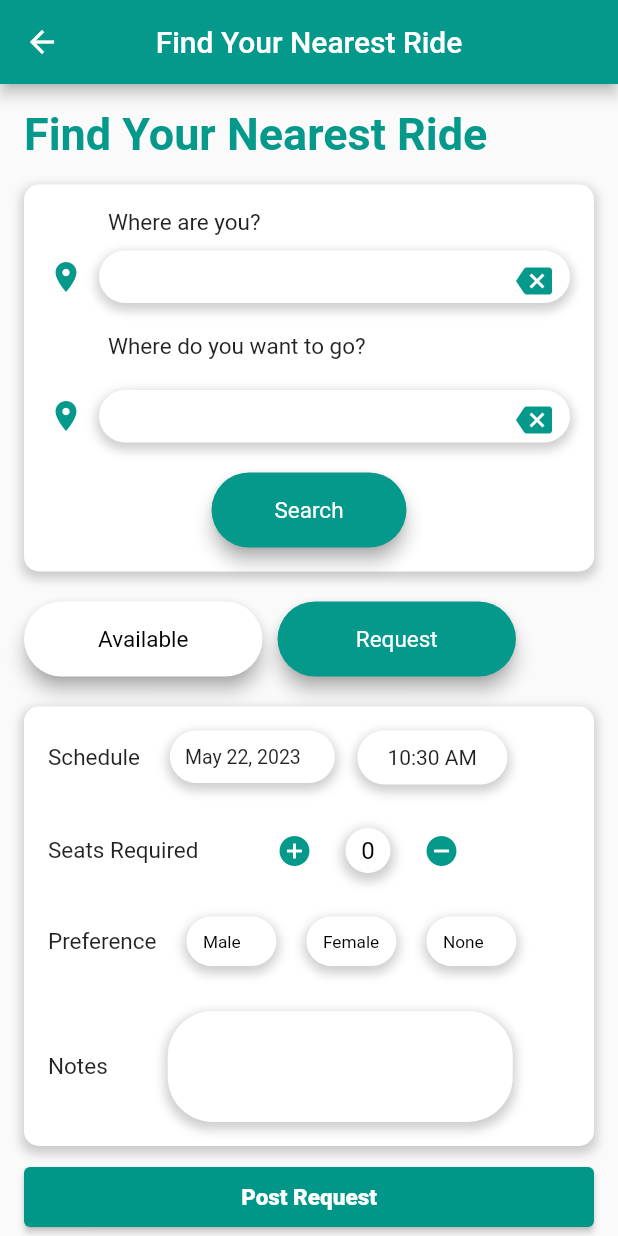
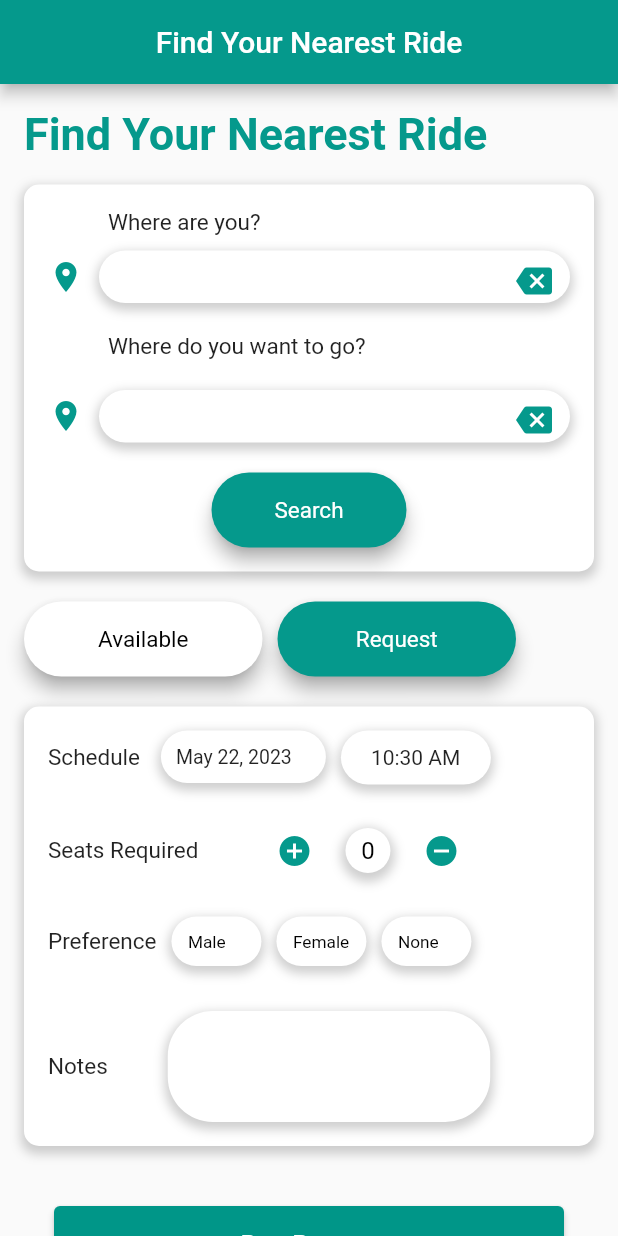
Before and after one commit to Aisha1600/CarpoolFrontend, a Flutter app: the FindYourCarpool screen opened directly, after a tap on "Available", after a tap on "Request", on a phone screen of 412 x 824 dp. Run offline on Flutter 3.47's test engine with Material 2 defaults, Android fonts, the phone set to English and light mode, and no system bars; our stand-ins replace cached_network_image, google_maps_flutter, shared_preferences; accounts and stored records are empty; Roboto replaces fonts that are missing (Palanquin, Roboto-Regular).

Commit message:
made changes to list and request

```diff
--- a/lib/available_list.dart
+++ b/lib/available_list.dart
@@ -48,18 +48,23 @@ class AvailableList extends StatelessWidget {
                 child: Row(
                   crossAxisAlignment: CrossAxisAlignment.start,
                   children: [
+                    SizedBox(
+                      height: 20,
+                    ),
                     Container(
+                      padding: EdgeInsets.all(15),
                       width: 80,
-                      height: 80,
+                      height: 90,
                       decoration: BoxDecoration(
                         borderRadius: BorderRadius.horizontal(
                           left: Radius.circular(8),
                           right: Radius.circular(0),
                         ),
-                        image: DecorationImage(
-                          image: NetworkImage(item['image']),
-                          fit: BoxFit.cover,
                       ),
+                      child: Icon(
+                        Icons.person,
+                        color: Colors.black,
+                        size: 70,
                       ),
                     ),
                     Expanded(
@@ -88,8 +93,23 @@ class AvailableList extends StatelessWidget {
                         ],
                       ),
                     )),
+                    Container(
+                      padding: EdgeInsets.all(5),
+                      child: Column(
+                        children: [
+                          SizedBox(
+                            height: 70,
+                          ),
+                          CircleAvatar(
+                              radius: 15,
+                              child: Stack(
+                                alignment: Alignment.center,
+                                children: [
                                   IconButton(
-                      icon: Icon(Icons.arrow_forward_ios),
+                                    icon: Icon(
+                                      Icons.arrow_forward_ios_outlined,
+                                      size: 15,
+                                    ),
                                     onPressed: () {
                                       Navigator.pushReplacement(
                                         context,
@@ -100,6 +120,11 @@ class AvailableList extends StatelessWidget {
                                     },
                                   ),
                                 ],
+                              ))
+                        ],
+                      ),
+                    )
+                  ],
                 ),
               ),
           ],
--- a/lib/find_your_carpool.dart
+++ b/lib/find_your_carpool.dart
@@ -378,20 +378,6 @@ class _FindYourCarpoolState extends State<FindYourCarpool> {
                   SizedBox(
                     height: 10,
                   ),
-                  ElevatedButton(
-                    onPressed: () {},
-                    child: Text(
-                      'Post Request',
-                      style: TextStyle(
-                          color: Colors.white,
-                          fontSize: 15.0,
-                          fontWeight: FontWeight.w900,
-                          fontFamily: 'Palanquin'),
-                    ),
-                    style: ElevatedButton.styleFrom(
-                      fixedSize: Size.fromHeight(40),
-                    ),
-                  )
                 ],
               ),
             ),
--- a/lib/main.dart
+++ b/lib/main.dart
@@ -1,3 +1,4 @@
+import 'package:carpoolfront/available_list.dart';
 import 'package:carpoolfront/car_details.dart';
 import 'package:carpoolfront/find_your_carpool.dart';
 import 'package:carpoolfront/forgot_password.dart';
@@ -59,7 +60,7 @@ class _MyHomePageState extends State<MyHomePage> {
               Navigator.pushReplacement(
                 context,
                 MaterialPageRoute(
-                    builder: (BuildContext context) => NewSignUp()),
+                    builder: (BuildContext context) => FindYourCarpool()),
               );
             },
           )),
--- a/lib/request_form.dart
+++ b/lib/request_form.dart
@@ -55,7 +55,11 @@ class _RequestFormState extends State<RequestForm> {
     String formattedTime = DateFormat('hh:mm a')
         .format(DateTime(2023, 1, 1, _selectedTime.hour, _selectedTime.minute));
 
-    return Container(
+    return SingleChildScrollView(
+      child: Container(
+        child:
+            Column(crossAxisAlignment: CrossAxisAlignment.stretch, children: [
+          Container(
             padding: EdgeInsets.all(16.0),
             decoration: BoxDecoration(
               borderRadius: BorderRadius.circular(10.0),
@@ -81,13 +85,14 @@ class _RequestFormState extends State<RequestForm> {
                       ),
                     ),
                     SizedBox(
-                width: 20,
+                      width: 14,
                     ),
                     Row(
                       crossAxisAlignment: CrossAxisAlignment.start,
                       children: [
                         Container(
-                    padding: EdgeInsets.symmetric(horizontal: 10, vertical: 10),
+                          padding: EdgeInsets.symmetric(
+                              horizontal: 10, vertical: 10),
                           width: 110,
                           decoration: BoxDecoration(
                             color: Colors.white,
@@ -118,10 +123,11 @@ class _RequestFormState extends State<RequestForm> {
                           ),
                         ),
                         SizedBox(
-                    width: 15,
+                          width: 10,
                         ),
                         Container(
-                    padding: EdgeInsets.symmetric(horizontal: 20, vertical: 10),
+                          padding: EdgeInsets.symmetric(
+                              horizontal: 20, vertical: 10),
                           width: 100,
                           decoration: BoxDecoration(
                             color: Colors.white,
@@ -216,7 +222,7 @@ class _RequestFormState extends State<RequestForm> {
                       ),
                     ),
                     SizedBox(
-                width: 20,
+                      width: 10,
                     ),
                     GestureDetector(
                       onTap: () {
@@ -227,7 +233,7 @@ class _RequestFormState extends State<RequestForm> {
                       child: _genderOption('Male'),
                     ),
                     SizedBox(
-                width: 20,
+                      width: 10,
                     ),
                     GestureDetector(
                       onTap: () {
@@ -238,7 +244,7 @@ class _RequestFormState extends State<RequestForm> {
                       child: _genderOption('Female'),
                     ),
                     SizedBox(
-                width: 20,
+                      width: 10,
                     ),
                     GestureDetector(
                       onTap: () {
@@ -265,8 +271,9 @@ class _RequestFormState extends State<RequestForm> {
                       width: 40,
                     ),
                     Container(
-                padding: EdgeInsets.symmetric(horizontal: 20, vertical: 10),
-                width: 230,
+                      padding:
+                          EdgeInsets.symmetric(horizontal: 20, vertical: 10),
+                      width: 215,
                       decoration: BoxDecoration(
                         color: Colors.white,
                         borderRadius: BorderRadius.circular(30),
@@ -282,14 +289,37 @@ class _RequestFormState extends State<RequestForm> {
                       child: TextField(
                         decoration: InputDecoration(
                           border: InputBorder.none,
-                    contentPadding:
-                        EdgeInsets.symmetric(horizontal: 20, vertical: 17.5),
+                          contentPadding: EdgeInsets.symmetric(
+                              horizontal: 20, vertical: 17.5),
                         ),
                       ),
                     ),
                   ],
                 ),
               ],
+            ),
+          ),
+          SizedBox(
+            height: 20,
+          ),
+          Container(
+              height: 90,
+              padding: const EdgeInsets.fromLTRB(20, 20, 20, 20),
+              child: ElevatedButton(
+                onPressed: () {},
+                child: Text(
+                  'Post Request',
+                  style: TextStyle(
+                      color: Colors.white,
+                      fontSize: 15.0,
+                      fontWeight: FontWeight.w900,
+                      fontFamily: 'Palanquin'),
+                ),
+                style: ElevatedButton.styleFrom(
+                  fixedSize: Size.fromHeight(40),
+                ),
+              ))
+        ]),
       ),
     );
   }
```
Lines whose indentation alone changed are shown as unchanged.
